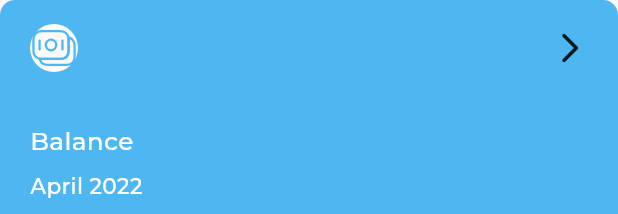
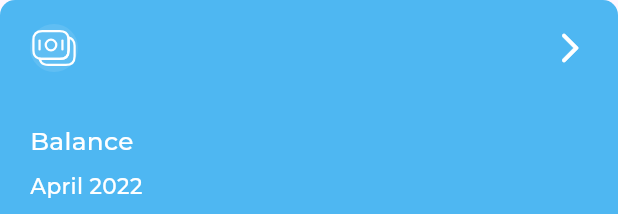
Before and after one commit to andrrew24/responsive_dashboard, a Flutter app: the ActiveEpensesItem widget shown alone on an empty page, opened directly with sample values from the repository, on a phone screen of 412 x 824 dp. Shown: the top 214 px of the screen. Run offline on Flutter 3.47's test engine with Material 3 defaults, Android fonts, the phone set to English and light mode, and no system bars; our stand-ins replace flutter_svg, gap; project files that could hold a hidden picture were left out.

Commit message:
active & inactive expenses_item done

```diff
--- a/lib/views/widgets/active_expenses_item.dart
+++ b/lib/views/widgets/active_expenses_item.dart
@@ -24,6 +24,9 @@ class ActiveEpensesItem extends StatelessWidget {
         children: [
           ExpensesItemHeader(
             assetName: expensesItemModel.assetName,
+            backgrounImage: Colors.white.withOpacity(0.1000000149011612),
+            imageColor: Colors.white,
+            iconColor: Colors.white,
           ),
           const Gap(34),
           Text(
--- a/lib/views/widgets/expenses_item_header.dart
+++ b/lib/views/widgets/expenses_item_header.dart
@@ -5,25 +5,39 @@ class ExpensesItemHeader extends StatelessWidget {
   const ExpensesItemHeader({
     super.key,
     required this.assetName,
+    this.iconColor,
+    this.imageColor,
+    this.backgrounImage,
   });
 
   final String assetName;
+  final Color? iconColor, imageColor, backgrounImage;
 
   @override
   Widget build(BuildContext context) {
     return Row(
       children: [
         Container(
-          decoration: const ShapeDecoration(
-            color: Color(0xFFFAFAFA),
-            shape: OvalBorder(),
+          decoration: ShapeDecoration(
+            color: backgrounImage ?? const Color.fromARGB(255, 245, 242, 242),
+            shape: const OvalBorder(),
           ),
-          child: SvgPicture.asset(assetName),
+          child: FittedBox(
+            fit: BoxFit.scaleDown,
+            child: SvgPicture.asset(
+              assetName,
+              colorFilter: ColorFilter.mode(
+                  imageColor ?? const Color(0xff4eb7f2), BlendMode.srcIn),
+            ),
+          ),
         ),
         const Spacer(),
         Transform.rotate(
             angle: 3.14159265,
-            child: const Icon(Icons.arrow_back_ios_new_rounded))
+            child: Icon(
+              Icons.arrow_back_ios_new_rounded,
+              color: iconColor ?? Colors.black,
+            ))
       ],
     );
   }
```
